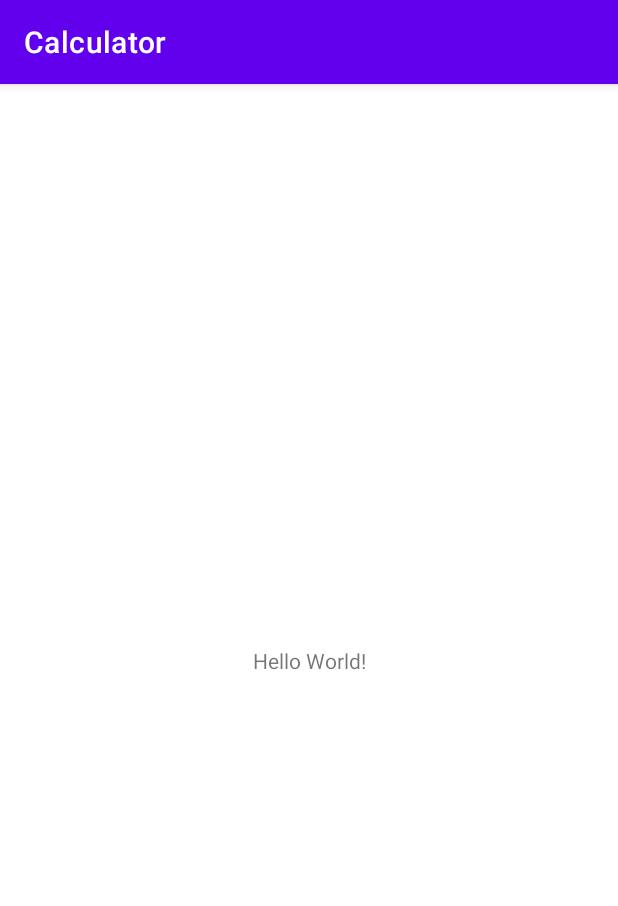
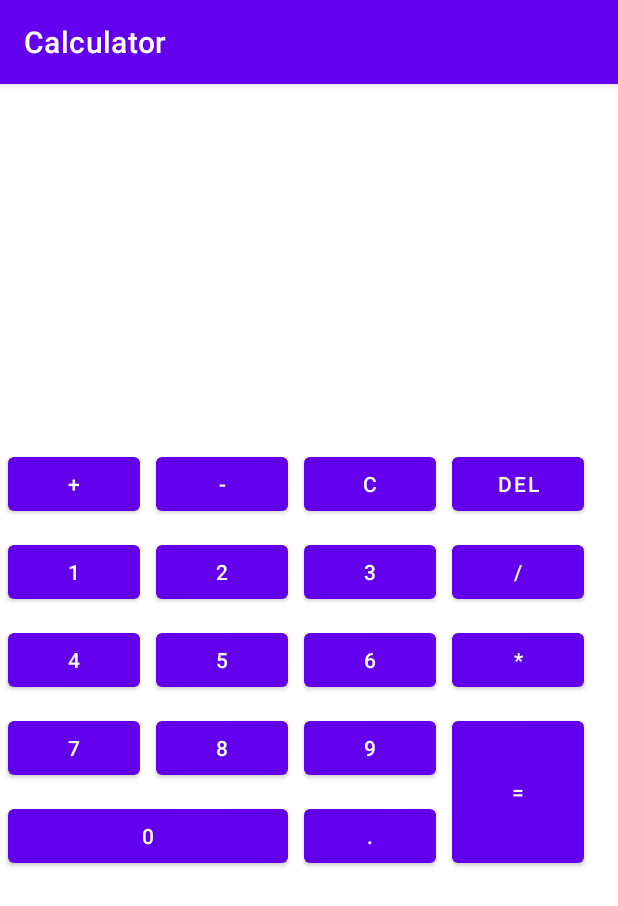
Before and after one commit to VladimPetrov/Calculator, an Android app: the screen it shows after launch (MainActivity), on a phone screen of 412 x 824 dp. Shown: the top 906 px of the screen. Run offline under Robolectric (Android 15) with nearby library versions, the phone set to English and light mode, and no system bars.

Commit message:
GridLayout

```diff
--- a/app/src/main/res/layout/activity_main.xml
+++ b/app/src/main/res/layout/activity_main.xml
@@ -1,18 +1,92 @@
 <?xml version="1.0" encoding="utf-8"?>
-<androidx.constraintlayout.widget.ConstraintLayout xmlns:android="http://schemas.android.com/apk/res/android"
+<GridLayout xmlns:android="http://schemas.android.com/apk/res/android"
     xmlns:app="http://schemas.android.com/apk/res-auto"
     xmlns:tools="http://schemas.android.com/tools"
     android:layout_width="match_parent"
-    android:layout_height="match_parent"
+    android:layout_height="wrap_content"
+    android:layout_gravity="center"
+    android:columnCount="4"
     tools:context=".MainActivity">
 
-    <TextView
+    <Button
         android:layout_width="wrap_content"
         android:layout_height="wrap_content"
-        android:text="Hello World!"
-        app:layout_constraintBottom_toBottomOf="parent"
-        app:layout_constraintLeft_toLeftOf="parent"
-        app:layout_constraintRight_toRightOf="parent"
-        app:layout_constraintTop_toTopOf="parent" />
+        android:layout_margin="5dp"
+        android:text="+" />
 
-</androidx.constraintlayout.widget.ConstraintLayout>
+    <Button
+        android:layout_width="wrap_content"
+        android:layout_height="wrap_content"
+        android:layout_margin="5dp"
+        android:text="-" />
+
+    <Button
+        android:layout_margin="5dp"
+        android:text="C" />
+
+    <Button
+        android:layout_margin="5dp"
+        android:text="DEL" />
+
+    <Button
+        android:layout_margin="5dp"
+        android:text="1" />
+
+    <Button
+        android:layout_margin="5dp"
+        android:text="2" />
+
+    <Button
+        android:layout_margin="5dp"
+        android:text="3" />
+
+    <Button
+        android:layout_margin="5dp"
+        android:text="/" />
+
+    <Button
+        android:layout_margin="5dp"
+        android:text="4" />
+
+    <Button
+        android:layout_margin="5dp"
+        android:text="5" />
+
+    <Button
+        android:layout_margin="5dp"
+        android:text="6" />
+
+    <Button
+        android:layout_margin="5dp"
+        android:text="*" />
+
+    <Button
+        android:layout_margin="5dp"
+        android:text="7" />
+
+    <Button
+        android:layout_margin="5dp"
+        android:text="8" />
+
+    <Button
+        android:layout_margin="5dp"
+        android:text="9" />
+
+    <Button
+        android:layout_rowSpan="2"
+        android:layout_columnSpan="1"
+        android:layout_gravity="fill_vertical"
+        android:layout_margin="5dp"
+        android:text="=" />
+
+    <Button
+        android:layout_rowSpan="1"
+        android:layout_columnSpan="2"
+        android:layout_gravity="fill_horizontal"
+        android:layout_margin="5dp"
+        android:text="0" />
+
+    <Button
+        android:layout_margin="5dp"
+        android:text="." />
+</GridLayout>
```
